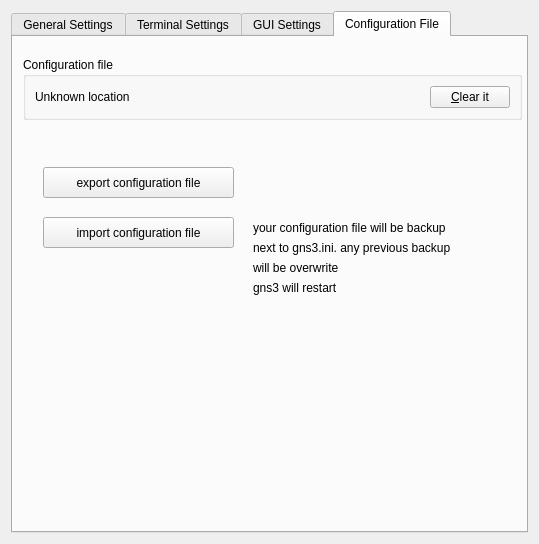
First picture: the form in src/GNS3/Ui/ConfigurationPages/Form_PreferencesGeneral.ui, repository GNS3/gns3-legacy, before the edit.
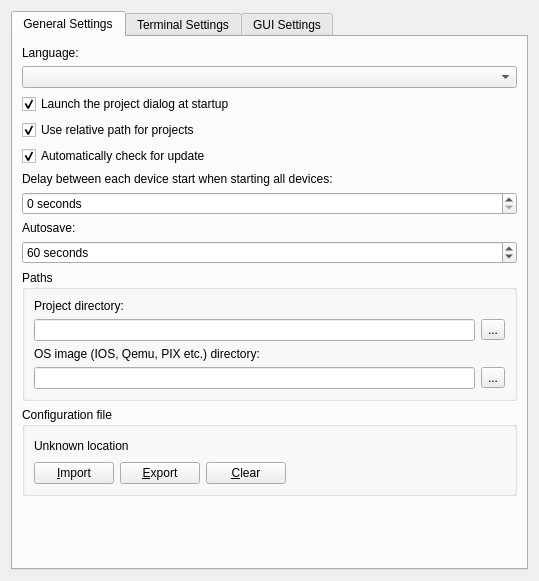
Second picture: the form after the edit. The open tabs and pages were chosen to show the change.

Patch:
```diff
--- a/src/GNS3/Ui/ConfigurationPages/Form_PreferencesGeneral.ui
+++ b/src/GNS3/Ui/ConfigurationPages/Form_PreferencesGeneral.ui
@@ -7,14 +7,14 @@
     <x>0</x>
     <y>0</y>
     <width>539</width>
-    <height>544</height>
+    <height>581</height>
    </rect>
   </property>
   <property name="windowTitle">
    <string>Form</string>
   </property>
-  <layout class="QVBoxLayout">
-   <item>
+  <layout class="QGridLayout" name="gridLayout_5">
+   <item row="0" column="0">
     <widget class="QTabWidget" name="tabWidget">
      <property name="currentIndex">
       <number>0</number>
@@ -23,7 +23,7 @@
       <attribute name="title">
        <string>General Settings</string>
       </attribute>
-      <layout class="QGridLayout" name="gridLayout_2">
+      <layout class="QGridLayout" name="gridLayout_3">
        <item row="0" column="0">
         <widget class="QLabel" name="label">
          <property name="enabled">
@@ -67,6 +67,16 @@
          </property>
         </widget>
        </item>
+       <item row="4" column="0">
+        <widget class="QCheckBox" name="checkBoxCheckForUpdate">
+         <property name="text">
+          <string>Automatically check for update</string>
+         </property>
+         <property name="checked">
+          <bool>true</bool>
+         </property>
+        </widget>
+       </item>
        <item row="5" column="0">
         <widget class="QLabel" name="label_7">
          <property name="text">
@@ -109,7 +119,7 @@
          <property name="title">
           <string>Paths</string>
          </property>
-         <layout class="QGridLayout">
+         <layout class="QGridLayout" name="gridLayout_4">
           <item row="0" column="0">
            <widget class="QLabel" name="label_2">
             <property name="text">
@@ -154,6 +164,69 @@
         </widget>
        </item>
        <item row="10" column="0">
+        <widget class="QGroupBox" name="groupBox_3">
+         <property name="title">
+          <string>Configuration file</string>
+         </property>
+         <layout class="QGridLayout" name="gridLayout_2">
+          <item row="0" column="0" colspan="2">
+           <widget class="QLabel" name="labelConfigurationPath">
+            <property name="text">
+             <string>Unknown location</string>
+            </property>
+           </widget>
+          </item>
+          <item row="0" column="2" colspan="3">
+           <spacer>
+            <property name="orientation">
+             <enum>Qt::Horizontal</enum>
+            </property>
+            <property name="sizeHint" stdset="0">
+             <size>
+              <width>16</width>
+              <height>20</height>
+             </size>
+            </property>
+           </spacer>
+          </item>
+          <item row="1" column="0">
+           <widget class="QPushButton" name="pushButton_ImportConfiguration">
+            <property name="text">
+             <string>&amp;Import</string>
+            </property>
+           </widget>
+          </item>
+          <item row="1" column="1" colspan="2">
+           <widget class="QPushButton" name="pushButton_ExportConfiguration">
+            <property name="text">
+             <string>&amp;Export</string>
+            </property>
+           </widget>
+          </item>
+          <item row="1" column="3">
+           <widget class="QPushButton" name="pushButton_ClearConfiguration">
+            <property name="text">
+             <string>&amp;Clear</string>
+            </property>
+           </widget>
+          </item>
+          <item row="1" column="4">
+           <spacer name="horizontalSpacer">
+            <property name="orientation">
+             <enum>Qt::Horizontal</enum>
+            </property>
+            <property name="sizeHint" stdset="0">
+             <size>
+              <width>186</width>
+              <height>20</height>
+             </size>
+            </property>
+           </spacer>
+          </item>
+         </layout>
+        </widget>
+       </item>
+       <item row="11" column="0">
         <spacer>
          <property name="orientation">
           <enum>Qt::Vertical</enum>
@@ -166,16 +239,6 @@
          </property>
         </spacer>
        </item>
-       <item row="4" column="0">
-        <widget class="QCheckBox" name="checkBoxCheckForUpdate">
-         <property name="text">
-          <string>Automatically check for update</string>
-         </property>
-         <property name="checked">
-          <bool>true</bool>
-         </property>
-        </widget>
-       </item>
       </layout>
      </widget>
      <widget class="QWidget" name="tab_3">
@@ -401,137 +464,6 @@
        </item>
       </layout>
      </widget>
-     <widget class="QWidget" name="tab_4">
-      <attribute name="title">
-       <string>Configuration File</string>
-      </attribute>
-      <widget class="QGroupBox" name="groupBox_3">
-       <property name="geometry">
-        <rect>
-         <x>10</x>
-         <y>20</y>
-         <width>499</width>
-         <height>63</height>
-        </rect>
-       </property>
-       <property name="title">
-        <string>Configuration file</string>
-       </property>
-       <layout class="QHBoxLayout" name="_2">
-        <item>
-         <widget class="QLabel" name="labelConfigurationPath">
-          <property name="text">
-           <string>Unknown location</string>
-          </property>
-         </widget>
-        </item>
-        <item>
-         <spacer>
-          <property name="orientation">
-           <enum>Qt::Horizontal</enum>
-          </property>
-          <property name="sizeHint" stdset="0">
-           <size>
-            <width>16</width>
-            <height>20</height>
-           </size>
-          </property>
-         </spacer>
-        </item>
-        <item>
-         <widget class="QPushButton" name="pushButton_ClearConfiguration">
-          <property name="text">
-           <string>&amp;Clear it</string>
-          </property>
-         </widget>
-        </item>
-       </layout>
-      </widget>
-      <widget class="QPushButton" name="Button_export_configuration">
-       <property name="geometry">
-        <rect>
-         <x>30</x>
-         <y>130</y>
-         <width>191</width>
-         <height>31</height>
-        </rect>
-       </property>
-       <property name="text">
-        <string>export configuration file</string>
-       </property>
-      </widget>
-      <widget class="QPushButton" name="Button_import_configuration">
-       <property name="geometry">
-        <rect>
-         <x>30</x>
-         <y>180</y>
-         <width>191</width>
-         <height>31</height>
-        </rect>
-       </property>
-       <property name="text">
-        <string>import configuration file</string>
-       </property>
-      </widget>
-      <widget class="QLabel" name="label_12">
-       <property name="enabled">
-        <bool>true</bool>
-       </property>
-       <property name="geometry">
-        <rect>
-         <x>240</x>
-         <y>170</y>
-         <width>221</width>
-         <height>41</height>
-        </rect>
-       </property>
-       <property name="frameShadow">
-        <enum>QFrame::Raised</enum>
-       </property>
-       <property name="text">
-        <string>your configuration file will be backup </string>
-       </property>
-      </widget>
-      <widget class="QLabel" name="label_13">
-       <property name="geometry">
-        <rect>
-         <x>240</x>
-         <y>200</y>
-         <width>221</width>
-         <height>21</height>
-        </rect>
-       </property>
-       <property name="text">
-        <string>next to gns3.ini. any previous backup </string>
-       </property>
-      </widget>
-      <widget class="QLabel" name="label_14">
-       <property name="geometry">
-        <rect>
-         <x>240</x>
-         <y>220</y>
-         <width>221</width>
-         <height>21</height>
-        </rect>
-       </property>
-       <property name="text">
-        <string>will be overwrite</string>
-       </property>
-      </widget>
-      <widget class="QLabel" name="label_15">
-       <property name="geometry">
-        <rect>
-         <x>240</x>
-         <y>240</y>
-         <width>191</width>
-         <height>21</height>
-        </rect>
-       </property>
-       <property name="text">
-        <string>gns3 will restart</string>
-       </property>
-      </widget>
-     </widget>
     </widget>
    </item>
   </layout>
```
